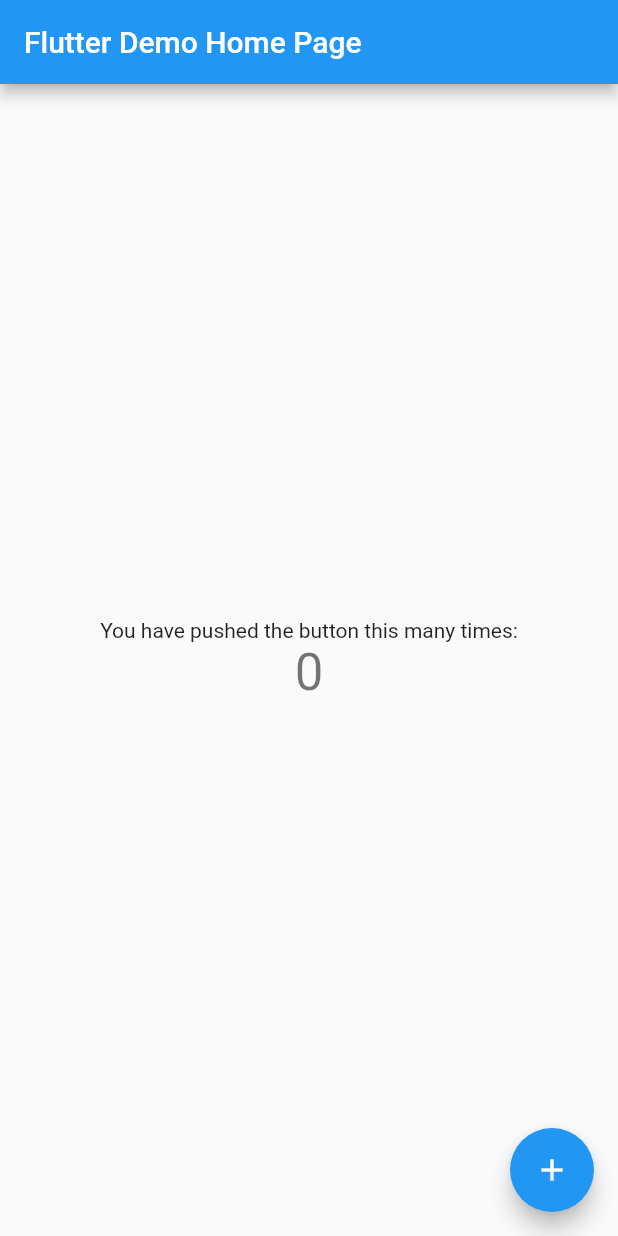
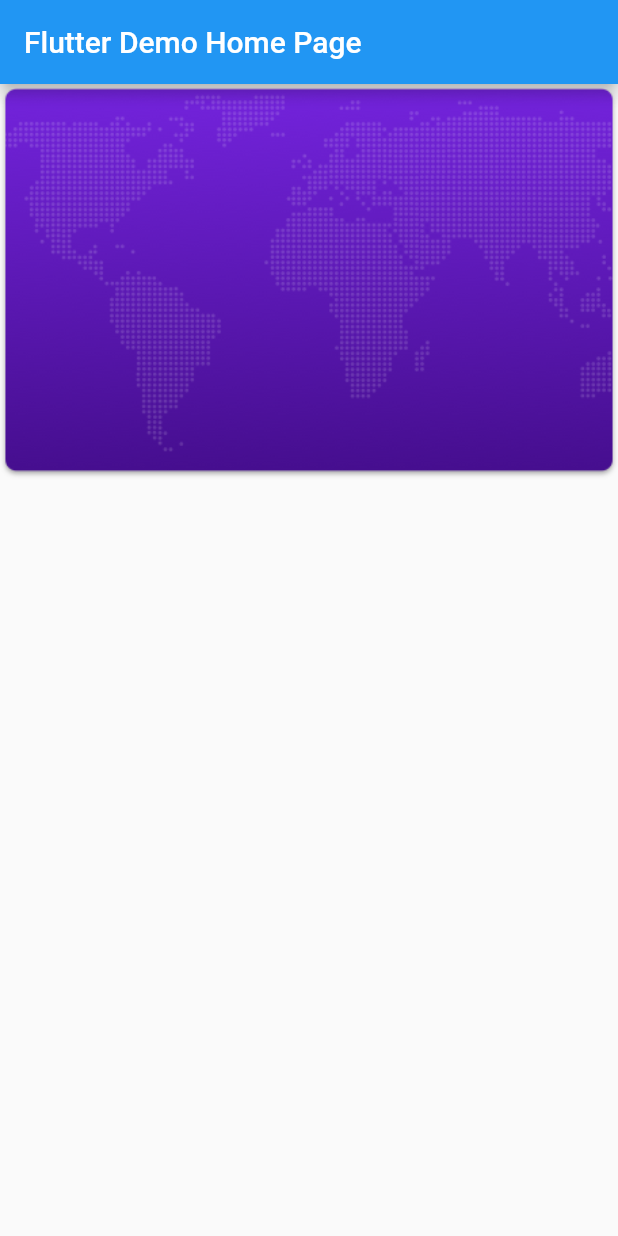
Before and after one commit to chakrihacker/credit_card, a Flutter app: the screen it shows after launch, on a phone screen of 412 x 824 dp. Run offline on Flutter 3.47's test engine with Material 2 defaults, Android fonts, the phone set to English and light mode, and no system bars.

Commit message:
Added creditcard image

```diff
--- a/example/lib/main.dart
+++ b/example/lib/main.dart
@@ -1,4 +1,5 @@
 import 'package:flutter/material.dart';
+import 'package:credit_card/credit_card.dart';
 
 void main() => runApp(MyApp());
 
@@ -48,23 +49,12 @@ class _MyHomePageState extends State<MyHomePage> {
 
   void _incrementCounter() {
     setState(() {
-      // This call to setState tells the Flutter framework that something has
-      // changed in this State, which causes it to rerun the build method below
-      // so that the display can reflect the updated values. If we changed
-      // _counter without calling setState(), then the build method would not be
-      // called again, and so nothing would appear to happen.
       _counter++;
     });
   }
 
   @override
   Widget build(BuildContext context) {
-    // This method is rerun every time setState is called, for instance as done
-    // by the _incrementCounter method above.
-    //
-    // The Flutter framework has been optimized to make rerunning build methods
-    // fast, so that you can just rebuild anything that needs updating rather
-    // than having to individually change instances of widgets.
     return Scaffold(
       appBar: AppBar(
         // Here we take the value from the MyHomePage object that was created by
@@ -75,37 +65,14 @@ class _MyHomePageState extends State<MyHomePage> {
         // Center is a layout widget. It takes a single child and positions it
         // in the middle of the parent.
         child: Column(
-          // Column is also layout widget. It takes a list of children and
-          // arranges them vertically. By default, it sizes itself to fit its
-          // children horizontally, and tries to be as tall as its parent.
-          //
-          // Invoke "debug painting" (press "p" in the console, choose the
-          // "Toggle Debug Paint" action from the Flutter Inspector in Android
-          // Studio, or the "Toggle Debug Paint" command in Visual Studio Code)
-          // to see the wireframe for each widget.
-          //
-          // Column has various properties to control how it sizes itself and
-          // how it positions its children. Here we use mainAxisAlignment to
-          // center the children vertically; the main axis here is the vertical
-          // axis because Columns are vertical (the cross axis would be
-          // horizontal).
-          mainAxisAlignment: MainAxisAlignment.center,
+          mainAxisAlignment: MainAxisAlignment.start,
           children: <Widget>[
-            Text(
-              'You have pushed the button this many times:',
-            ),
-            Text(
-              '$_counter',
-              style: Theme.of(context).textTheme.display1,
+            CreditCard(
+              name: "Subramanya Chakravarthy",
             ),
           ],
         ),
       ),
-      floatingActionButton: FloatingActionButton(
-        onPressed: _incrementCounter,
-        tooltip: 'Increment',
-        child: Icon(Icons.add),
-      ), // This trailing comma makes auto-formatting nicer for build methods.
     );
   }
 }
--- a/lib/credit_card.dart
+++ b/lib/credit_card.dart
@@ -17,8 +17,7 @@ const Object PlaceHolder = {
   "cvc": "CVC"
 };
 
-class CreditCard extends StatefulWidget{
-
+class CreditCard extends StatefulWidget {
   final CreditCardValues focusedValue;
   final String brand;
   final String name;
@@ -27,8 +26,16 @@ class CreditCard extends StatefulWidget{
   final String cvc;
   final Object placeHolder;
 
-  const CreditCard({Key key, this.focusedValue, this.brand, this.name, this.number, this.expiry, this.cvc, this.placeHolder = PlaceHolder}) : super(key: key);
-
+  const CreditCard(
+      {Key key,
+      this.focusedValue,
+      this.brand,
+      this.name,
+      this.number,
+      this.expiry,
+      this.cvc,
+      this.placeHolder = PlaceHolder})
+      : super(key: key);
 
   @override
   State<StatefulWidget> createState() {
@@ -36,10 +43,16 @@ class CreditCard extends StatefulWidget{
   }
 }
 
-class _CreditCardState extends State<CreditCard> with SingleTickerProviderStateMixin {
+class _CreditCardState extends State<CreditCard>
+    with SingleTickerProviderStateMixin {
   @override
   Widget build(BuildContext context) {
-    return Card(child: Image.asset('assets/card-front.png'), );
+    return new Center(
+      child: new Column(
+        children: <Widget>[
+          new Image.asset('assets/card-front.png', package: 'credit_card'),
+        ],
+      ),
+    );
   }
-
 }
--- a/pubspec.yaml
+++ b/pubspec.yaml
@@ -20,7 +20,8 @@ dev_dependencies:
 
 # The following section is specific to Flutter.
 flutter:
-
+  assets:
+    - assets/card-front.png
   # To add assets to your package, add an assets section, like this:
   # assets:
   #  - images/a_dot_burr.jpeg
@@ -31,7 +32,6 @@ flutter:
   #
   # An image asset can refer to one or more resolution-specific "variants", see
   # https://flutter.io/assets-and-images/#resolution-aware.
-
   # To add custom fonts to your package, add a fonts section here,
   # in this "flutter" section. Each entry in this list should have a
   # "family" key with the font family name, and a "fonts" key with a
```
Also changed, not shown: example/pubspec.yaml (+2 -6 lines), example/pubspec.lock, 6 other files.
